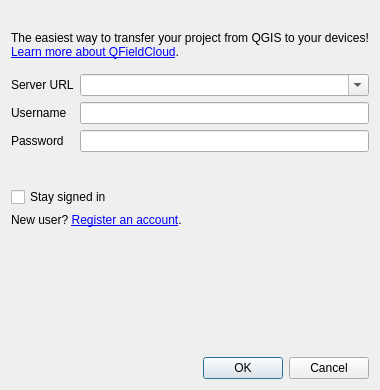
The window that qfieldsync/ui/cloud_login_dialog.ui (opengisch/qfieldsync) describes before a commit, drawn with Qt 5.
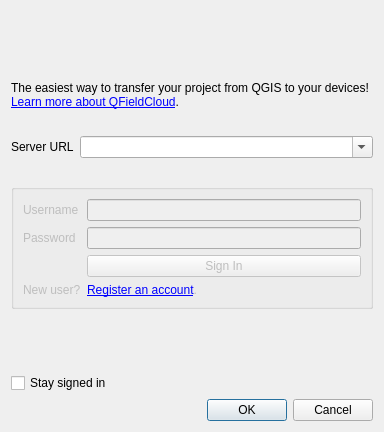
The same window after the commit. Custom widgets are drawn as their Qt base class.

Commit message: Implement SSO login in QFieldSync

Diff of the .ui file:
```diff
--- a/qfieldsync/ui/cloud_login_dialog.ui
+++ b/qfieldsync/ui/cloud_login_dialog.ui
@@ -6,8 +6,8 @@
    <rect>
     <x>0</x>
     <y>0</y>
-    <width>380</width>
-    <height>390</height>
+    <width>384</width>
+    <height>432</height>
    </rect>
   </property>
   <property name="windowTitle">
@@ -78,34 +78,82 @@
         </property>
        </widget>
       </item>
-      <item row="1" column="0">
+     </layout>
+    </widget>
+   </item>
+   <item>
+    <widget class="QGroupBox" name="signInUsernameGroupBox">
+     <property name="enabled">
+      <bool>false</bool>
+     </property>
+     <property name="title">
+      <string/>
+     </property>
+     <property name="flat">
+      <bool>true</bool>
+     </property>
+     <layout class="QFormLayout" name="formLayout">
+      <item row="0" column="0">
        <widget class="QLabel" name="usernameLabel">
         <property name="text">
          <string>Username</string>
         </property>
        </widget>
       </item>
-      <item row="1" column="1">
+      <item row="0" column="1">
        <widget class="QLineEdit" name="usernameLineEdit">
         <property name="text">
          <string/>
         </property>
        </widget>
       </item>
-      <item row="2" column="0">
+      <item row="1" column="0">
        <widget class="QLabel" name="passwordLabel">
         <property name="text">
          <string>Password</string>
         </property>
        </widget>
       </item>
-      <item row="2" column="1">
+      <item row="1" column="1">
        <widget class="QgsPasswordLineEdit" name="passwordLineEdit">
         <property name="text">
          <string/>
         </property>
        </widget>
       </item>
+      <item row="3" column="0">
+       <widget class="QLabel" name="registerLabel">
+        <property name="text">
+         <string>&lt;html&gt;&lt;head/&gt;&lt;body&gt;&lt;p&gt;New user?&lt;/p&gt;&lt;/body&gt;&lt;/html&gt;</string>
+        </property>
+        <property name="textFormat">
+         <enum>Qt::RichText</enum>
+        </property>
+        <property name="openExternalLinks">
+         <bool>true</bool>
+        </property>
+        <property name="textInteractionFlags">
+         <set>Qt::LinksAccessibleByKeyboard|Qt::LinksAccessibleByMouse|Qt::TextBrowserInteraction|Qt::TextSelectableByKeyboard|Qt::TextSelectableByMouse</set>
+        </property>
+       </widget>
+      </item>
+      <item row="3" column="1">
+       <widget class="QLabel" name="registerInstanceLabel">
+        <property name="text">
+         <string>&lt;html&gt;&lt;head/&gt;&lt;body&gt;&lt;p&gt; &lt;a href=&quot;https://app.qfield.cloud/accounts/signup/&quot;&gt;&lt;span&gt;Register an account&lt;/span&gt;&lt;/a&gt;.&lt;/p&gt;&lt;/body&gt;&lt;/html&gt;</string>
+        </property>
+       </widget>
+      </item>
+      <item row="2" column="1">
+       <widget class="QPushButton" name="signInUsernameButton">
+        <property name="cursor">
+         <cursorShape>PointingHandCursor</cursorShape>
+        </property>
+        <property name="text">
+         <string>Sign In</string>
+        </property>
+       </widget>
+      </item>
      </layout>
     </widget>
    </item>
@@ -141,35 +189,6 @@
      </property>
     </widget>
    </item>
-   <item>
-    <widget class="QLabel" name="registerLabel">
-     <property name="text">
-      <string>&lt;html&gt;&lt;head/&gt;&lt;body&gt;&lt;p&gt;New user? &lt;a href=&quot;https://app.qfield.cloud/accounts/signup/&quot;&gt;&lt;span&gt;Register an account&lt;/span&gt;&lt;/a&gt;.&lt;/p&gt;&lt;/body&gt;&lt;/html&gt;</string>
-     </property>
-     <property name="textFormat">
-      <enum>Qt::RichText</enum>
-     </property>
-     <property name="openExternalLinks">
-      <bool>true</bool>
-     </property>
-     <property name="textInteractionFlags">
-      <set>Qt::LinksAccessibleByKeyboard|Qt::LinksAccessibleByMouse|Qt::TextBrowserInteraction|Qt::TextSelectableByKeyboard|Qt::TextSelectableByMouse</set>
-     </property>
-    </widget>
-   </item>
-   <item>
-    <spacer name="verticalSpacer">
-     <property name="orientation">
-      <enum>Qt::Vertical</enum>
-     </property>
-     <property name="sizeHint" stdset="0">
-      <size>
-       <width>40</width>
-       <height>20</height>
-      </size>
-     </property>
-    </spacer>
-   </item>
    <item>
     <widget class="QDialogButtonBox" name="buttonBox">
      <property name="standardButtons">
```
The commit also changes 9 other files.
